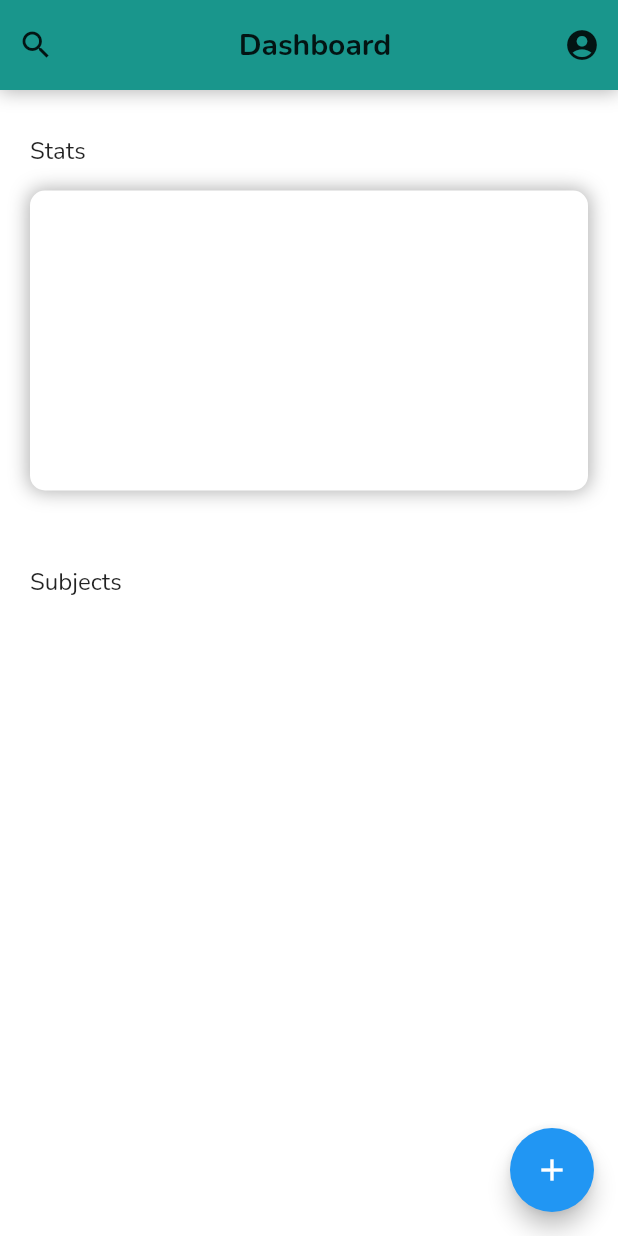
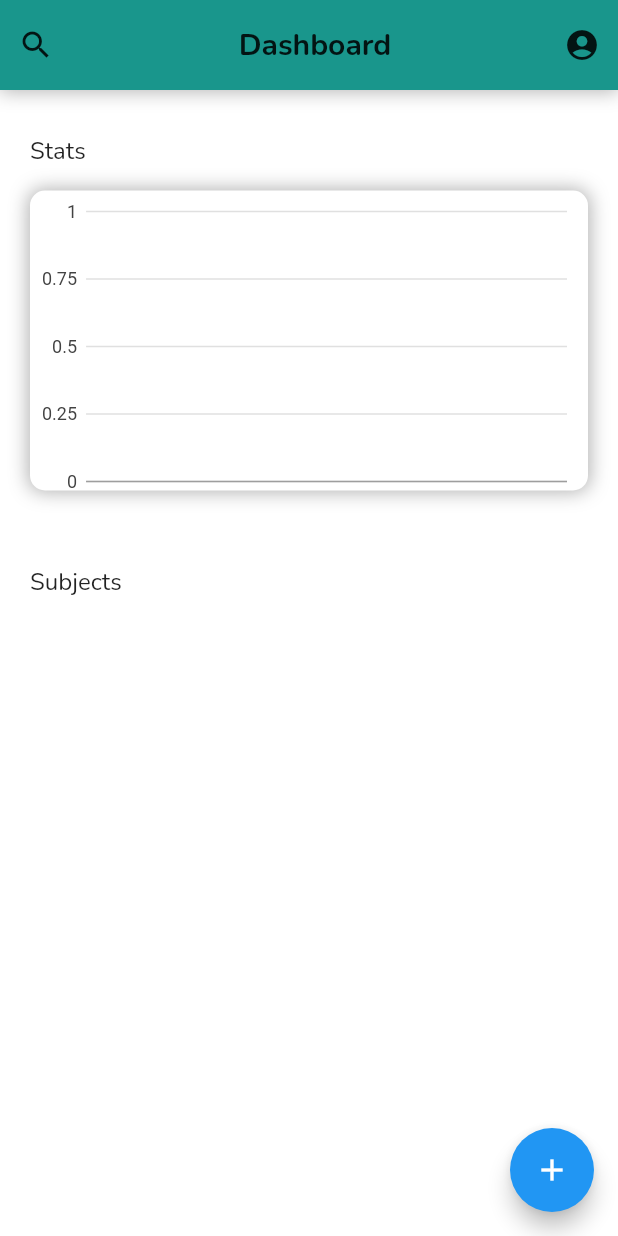
Before and after one commit to LazarusRetype/school_app, a Flutter app: the screen it shows after launch, after a tap on the "account circle" icon, on a phone screen of 412 x 824 dp. Run offline on Flutter 3.47's test engine with Material 2 defaults, Android fonts, the phone set to English and light mode, and no system bars; our stand-ins replace charts_flutter, shared_preferences.

```diff
--- a/lib/main.dart
+++ b/lib/main.dart
@@ -29,7 +29,7 @@ class MyApp extends StatelessWidget {
                 fontFamily: "Nunito",
               ),
         ),
-        home: const HomeScreen(),
+        home: HomeScreen(),
       ),
     );
   }
--- a/lib/screens/homescreen/home_screen.dart
+++ b/lib/screens/homescreen/home_screen.dart
@@ -1,3 +1,5 @@
+import 'dart:math';
+
 import 'package:flutter/material.dart';
 import 'package:provider/provider.dart';
 import 'package:school_app/constants/app_colors.dart';
@@ -9,7 +11,7 @@ import 'package:school_app/screens/homescreen/subjects_tile.dart';
 import 'stats_board_model.dart';
 
 class HomeScreen extends StatelessWidget {
-  const HomeScreen({Key? key}) : super(key: key);
+  HomeScreen({Key? key}) : super(key: key);
 
   @override
   Widget build(BuildContext context) {
@@ -50,7 +52,9 @@ class HomeScreen extends StatelessWidget {
                     ),
                     IconButton(
                       icon: const Icon(Icons.account_circle_rounded),
-                      onPressed: () {},
+                      onPressed: () {
+                        value.removeAll();
+                      },
                     )
                   ],
                 ),
@@ -77,16 +81,29 @@ class HomeScreen extends StatelessWidget {
         ),
         floatingActionButton: FloatingActionButton(
           onPressed: (() => value.addSubject(Subject(
-              name: "Mathe",
-              s: 5,
-              m: 4,
-              classTests: [Grade(2), Grade(2), Grade(2)],
-              oralGrades: [Grade(2), Grade(2), Grade(2), Grade(2)],
-              shortTests: [Grade(2), Grade(2)],
-              presentations: [Grade(2)]))),
+              name: getRandomString(5),
+              s: _rnd.nextDouble() * 100,
+              m: _rnd.nextDouble() * 100,
+              classTests:
+                  List.generate(4, (index) => Grade(_rnd.nextInt(6) + 1)),
+              oralGrades: List.generate(
+                  _rnd.nextInt(10), (index) => Grade(_rnd.nextInt(6) + 1)),
+              shortTests: List.generate(
+                  _rnd.nextInt(10), (index) => Grade(_rnd.nextInt(6) + 1)),
+              presentations: List.generate(
+                _rnd.nextInt(10),
+                (index) => Grade(_rnd.nextInt(5) + 1),
+              )))),
           child: const Icon(Icons.add),
         ),
       ),
     );
   }
+
+  final _chars =
+      'AaBbCcDdEeFfGgHhIiJjKkLlMmNnOoPpQqRrSsTtUuVvWwXxYyZz1234567890';
+  final Random _rnd = Random();
+
+  String getRandomString(int length) => String.fromCharCodes(Iterable.generate(
+      length, (_) => _chars.codeUnitAt(_rnd.nextInt(_chars.length))));
 }
--- a/lib/screens/homescreen/stats_board_model.dart
+++ b/lib/screens/homescreen/stats_board_model.dart
@@ -1,5 +1,9 @@
+import 'package:charts_flutter/flutter.dart';
 import 'package:flutter/material.dart';
+import 'package:provider/provider.dart';
 import 'package:school_app/constants/app_colors.dart';
+import 'package:school_app/models/subject_model.dart';
+import 'package:school_app/screens/homescreen/subjects_provider.dart';
 
 class StatsBoard extends StatelessWidget {
   const StatsBoard({
@@ -8,12 +12,28 @@ class StatsBoard extends StatelessWidget {
 
   @override
   Widget build(BuildContext context) {
+    List<Subject> _subjects = Provider.of<SubjectsProvider>(context).subjects;
+
+    List<Series<Subject, String>> series = List.generate(
+      4,
+      (index) => Series(
+          id: index.toString(),
+          data: _subjects,
+          domainFn: (Subject s, _) => s.name,
+          measureFn: (Subject s, _) => s.classTests[index].grade),
+    );
+
     return Padding(
       padding: const EdgeInsets.symmetric(horizontal: 20.0),
+      child: SizedBox(
+        height: 200,
+        width: double.infinity,
         child: Stack(
+          fit: StackFit.loose,
+          alignment: Alignment.center,
+          clipBehavior: Clip.hardEdge,
           children: [
             Container(
-            height: 200,
               decoration: const BoxDecoration(
                 color: AppColor.onBackgroundColor,
                 borderRadius: BorderRadius.all(
@@ -29,7 +49,16 @@ class StatsBoard extends StatelessWidget {
                 ],
               ),
             ),
+            SizedBox(
+              height: 200,
+              child: BarChart(
+                series,
+                animate: false,
+                barGroupingType: BarGroupingType.grouped,
+              ),
+            )
           ],
+        ),
       ),
     );
   }
--- a/lib/screens/homescreen/subjects_provider.dart
+++ b/lib/screens/homescreen/subjects_provider.dart
@@ -21,4 +21,10 @@ class SubjectsProvider extends ChangeNotifier {
     notifyListeners();
     LocalSave.save(_subjects);
   }
+
+  removeAll() {
+    _subjects.clear();
+    notifyListeners();
+    LocalSave.save(_subjects);
+  }
 }
--- a/pubspec.yaml
+++ b/pubspec.yaml
@@ -8,9 +8,10 @@ version: 1.0.0+1
 
 environment:
   sdk: ">=2.17.5 <3.0.0"
+  flutter: ">=3.0.0"
 
 dependencies:
-  fl_chart: ^0.55.0
+  charts_flutter: ^0.12.0
   flutter:
     sdk: flutter
   provider: ^6.0.3
```
Also changed, not shown: pubspec.lock. Lines whose indentation alone changed are shown as unchanged.
